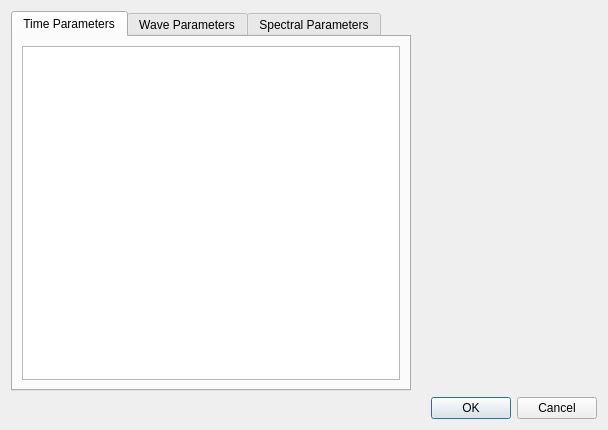
This is graphic_interface/UI_Files/ParametersWindow.ui in ECMora/SoundLab as Qt 5 draws it before an edit. The edited form follows.
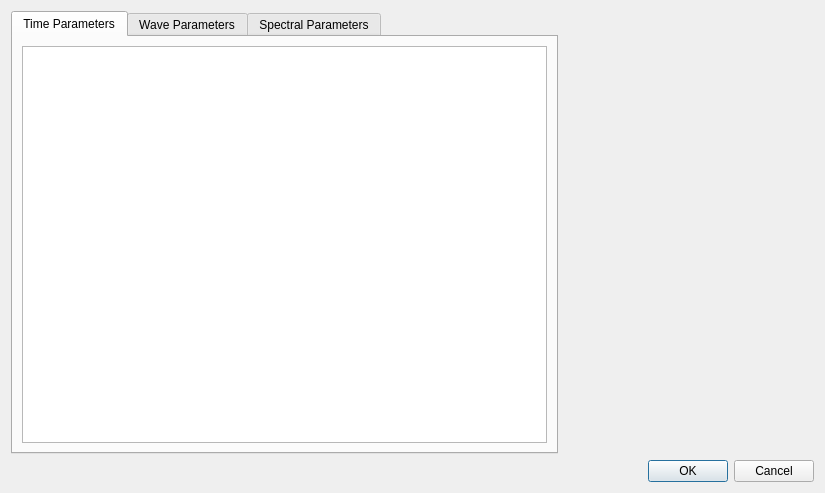
This is the edited form.

The edit to the form file:
```diff
--- a/graphic_interface/UI_Files/ParametersWindow.ui
+++ b/graphic_interface/UI_Files/ParametersWindow.ui
@@ -6,19 +6,60 @@
    <rect>
     <x>0</x>
     <y>0</y>
-    <width>604</width>
-    <height>430</height>
+    <width>825</width>
+    <height>493</height>
    </rect>
   </property>
   <property name="windowTitle">
    <string>Dialog</string>
   </property>
   <layout class="QGridLayout" name="gridLayout">
+   <item row="0" column="2" rowspan="3">
+    <widget class="QWidget" name="settings_widget" native="true">
+     <property name="sizePolicy">
+      <sizepolicy hsizetype="Expanding" vsizetype="Expanding">
+       <horstretch>0</horstretch>
+       <verstretch>0</verstretch>
+      </sizepolicy>
+     </property>
+     <property name="minimumSize">
+      <size>
+       <width>250</width>
+       <height>0</height>
+      </size>
+     </property>
+     <property name="maximumSize">
+      <size>
+       <width>16777215</width>
+       <height>16777215</height>
+      </size>
+     </property>
+     <property name="styleSheet">
+      <string notr="true"/>
+     </property>
+    </widget>
+   </item>
+   <item row="3" column="2">
+    <widget class="QDialogButtonBox" name="buttonBox">
+     <property name="orientation">
+      <enum>Qt::Horizontal</enum>
+     </property>
+     <property name="standardButtons">
+      <set>QDialogButtonBox::Cancel|QDialogButtonBox::Ok</set>
+     </property>
+    </widget>
+   </item>
    <item row="0" column="0" rowspan="3" colspan="2">
     <widget class="QTabWidget" name="tab_parameters">
+     <property name="sizePolicy">
+      <sizepolicy hsizetype="Expanding" vsizetype="Expanding">
+       <horstretch>2</horstretch>
+       <verstretch>0</verstretch>
+      </sizepolicy>
+     </property>
      <property name="minimumSize">
       <size>
-       <width>400</width>
+       <width>500</width>
        <height>0</height>
       </size>
      </property>
@@ -57,7 +98,7 @@
      </widget>
     </widget>
    </item>
-   <item row="3" column="0">
+   <item row="3" column="0" colspan="2">
     <spacer name="horizontalSpacer">
      <property name="orientation">
       <enum>Qt::Horizontal</enum>
@@ -70,38 +111,6 @@
      </property>
     </spacer>
    </item>
-   <item row="3" column="2">
-    <widget class="QDialogButtonBox" name="buttonBox">
-     <property name="orientation">
-      <enum>Qt::Horizontal</enum>
-     </property>
-     <property name="standardButtons">
-      <set>QDialogButtonBox::Cancel|QDialogButtonBox::Ok</set>
-     </property>
-    </widget>
-   </item>
-   <item row="0" column="2" rowspan="3">
-    <widget class="QWidget" name="settings_widget" native="true">
-     <property name="sizePolicy">
-      <sizepolicy hsizetype="Preferred" vsizetype="Preferred">
-       <horstretch>0</horstretch>
-       <verstretch>0</verstretch>
-      </sizepolicy>
-     </property>
-     <property name="minimumSize">
-      <size>
-       <width>180</width>
-       <height>0</height>
-      </size>
-     </property>
-     <property name="maximumSize">
-      <size>
-       <width>400</width>
-       <height>16777215</height>
-      </size>
-     </property>
-    </widget>
-   </item>
   </layout>
  </widget>
  <resources/>
```
Left out of the diff: 2 changed lines with no effect on the pictures.
